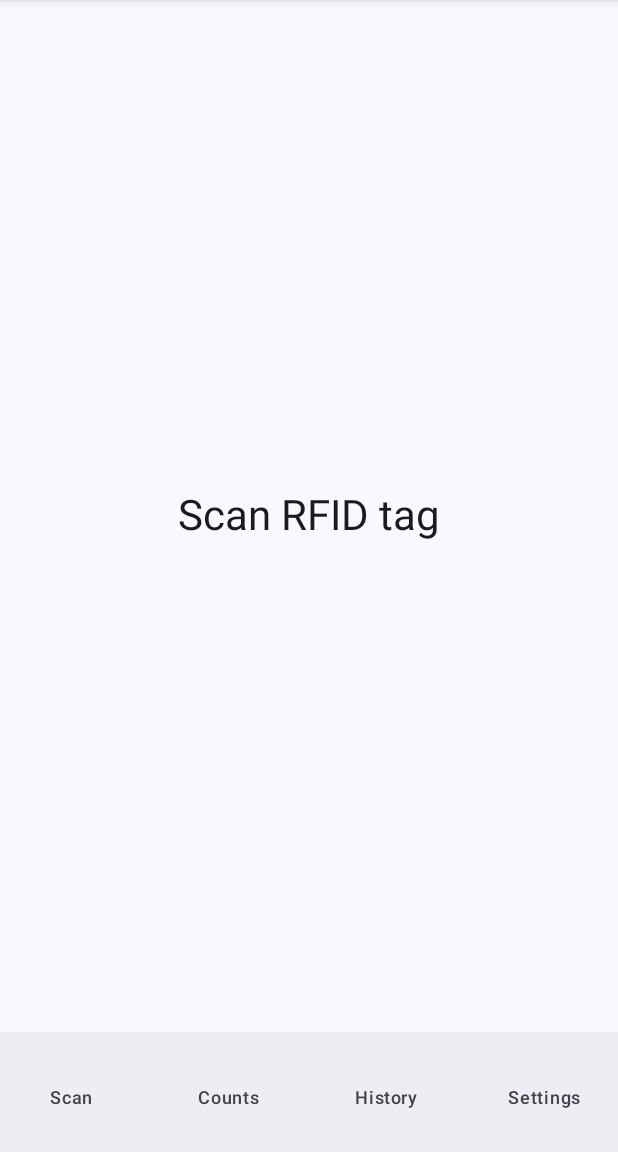
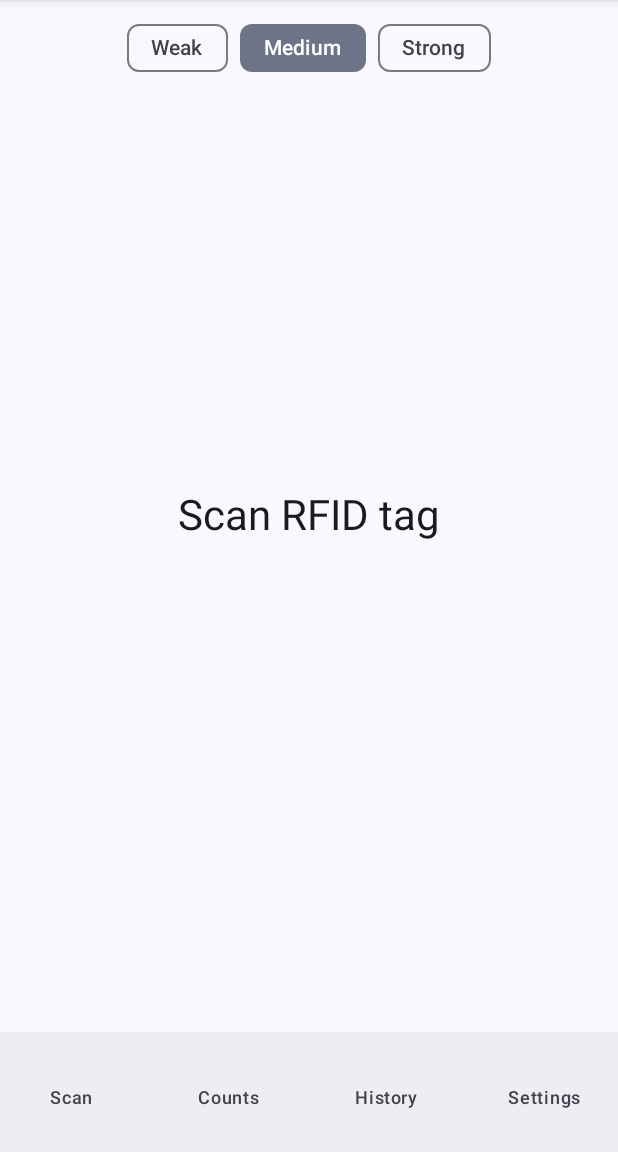
Before and after one commit to jbera123/Scanlog, an Android app built with Jetpack Compose: the MatchScreen screen opened through its navigation route, on a phone screen of 412 x 824 dp, the part 84-1236 px from its top. Run offline under Robolectric (Android 15) with nearby library versions, the phone set to English and light mode, and no system bars.

Commit message:
Compare mode: single-fire laser + RFID range toggle
In the Match (compare) screen the laser was inheriting the RFID+Barcode
continuous-sweep setting, so a held trigger fired multiple decodes. Compare is
a one-RFID-to-one-barcode check, so switch it to single-fire (one decode per
press) while on the screen and restore continuous sweep on exit.

Also add a WEAK/MEDIUM/STRONG range toggle on the Match screen (reusing the
Settings FilterChip pattern and the shared SettingsViewModel) so the operator
can adjust read power without leaving the compare workflow.

https://claude.ai/code/session_011tmz3J51CG1nv9BcVE3w3R

```diff
--- a/app/src/main/java/com/example/scanlog/AppNav.kt
+++ b/app/src/main/java/com/example/scanlog/AppNav.kt
@@ -134,7 +134,7 @@ fun AppNav() {
                     )
                 }
                 composable(Tab.Match.route) {
-                    MatchScreen()
+                    MatchScreen(settingsVm = settingsVM)
                 }
                 composable(Tab.Settings.route) {
                     SettingsScreen()
--- a/app/src/main/java/com/example/scanlog/ui/screens/MatchScreen.kt
+++ b/app/src/main/java/com/example/scanlog/ui/screens/MatchScreen.kt
@@ -14,10 +14,12 @@ import androidx.compose.foundation.border
 import androidx.compose.foundation.layout.Arrangement
 import androidx.compose.foundation.layout.Box
 import androidx.compose.foundation.layout.Column
+import androidx.compose.foundation.layout.Row
 import androidx.compose.foundation.layout.Spacer
 import androidx.compose.foundation.layout.fillMaxSize
 import androidx.compose.foundation.layout.height
 import androidx.compose.foundation.layout.padding
+import androidx.compose.material3.FilterChip
 import androidx.compose.material3.MaterialTheme
 import androidx.compose.material3.Scaffold
 import androidx.compose.material3.SnackbarHost
@@ -40,9 +42,12 @@ import androidx.compose.ui.unit.dp
 import androidx.compose.ui.unit.sp
 import androidx.lifecycle.viewmodel.compose.viewModel
 import com.example.scanlog.R
+import com.example.scanlog.data.RfidRange
 import com.example.scanlog.rfid.RfidController
 import com.example.scanlog.ui.viewmodel.MatchState
 import com.example.scanlog.ui.viewmodel.MatchViewModel
+import com.example.scanlog.ui.viewmodel.SettingsViewModel
+import com.example.scanlog.util.BldScanner
 import com.example.scanlog.util.ScannerConstants
 import kotlinx.coroutines.delay
 
@@ -50,13 +55,25 @@ private val colorMatch = Color(0xFF00C853)
 private val colorMismatch = Color(0xFFD50000)
 
 @Composable
-fun MatchScreen(vm: MatchViewModel = viewModel()) {
+fun MatchScreen(
+    vm: MatchViewModel = viewModel(),
+    settingsVm: SettingsViewModel = viewModel()
+) {
     val context = LocalContext.current
     val appContext = context.applicationContext
     val state by vm.state.collectAsState()
+    val rfidRange by settingsVm.rfidRange.collectAsState()
     val snackbarMessage by vm.snackbarMessage.collectAsState()
     val snackbarHostState = remember { SnackbarHostState() }
     val mainHandler = remember { Handler(Looper.getMainLooper()) }
+
+    // Compare mode is single-fire: one barcode decode per trigger press, so each
+    // RFID tag lines up one-to-one with the barcode it's verified against. Restore
+    // continuous sweep (the Scan-tab default for RFID+Barcode) when leaving.
+    DisposableEffect(Unit) {
+        BldScanner.setContinuous(false)
+        onDispose { BldScanner.setContinuous(true) }
+    }
 
     fun doublePulseVibrate() {
         val vibrator = runCatching {
@@ -220,6 +237,23 @@ fun MatchScreen(vm: MatchViewModel = viewModel()) {
                     )
                 }
             }
+
+            // RFID range toggle — kept on top so it stays usable during the
+            // result flash. Writes through to the reader + persisted setting.
+            Row(
+                modifier = Modifier
+                    .align(Alignment.TopCenter)
+                    .padding(8.dp),
+                horizontalArrangement = Arrangement.spacedBy(8.dp)
+            ) {
+                RfidRange.entries.forEach { range ->
+                    FilterChip(
+                        selected = rfidRange == range,
+                        onClick = { settingsVm.setRfidRange(range) },
+                        label = { Text(range.label) }
+                    )
+                }
+            }
         }
     }
 }
```
